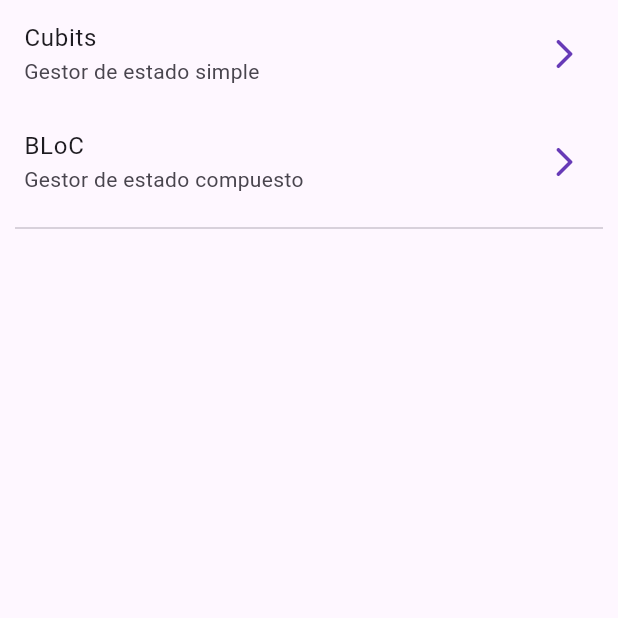
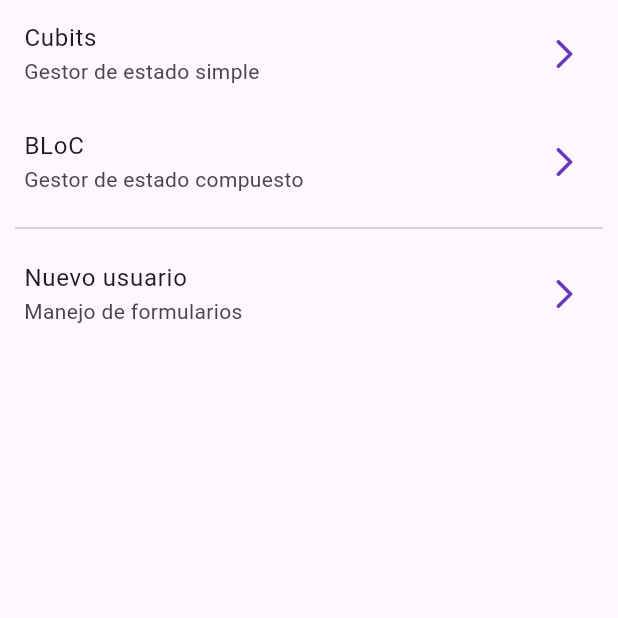
Before and after one commit to Kross26/forms_app, a Flutter app: the screen it shows after launch, on a phone screen of 412 x 824 dp, the top half of it. Run offline on Flutter 3.47's test engine with Material 3 defaults, Android fonts, the phone set to English and light mode, and no system bars; our stand-ins replace equatable, flutter_bloc, go_router.

Commit message:
new ListTile

```diff
--- a/lib/presentation/screens/home_screen.dart
+++ b/lib/presentation/screens/home_screen.dart
@@ -24,7 +24,13 @@ class HomeScreen extends StatelessWidget {
           const Padding(
             padding: EdgeInsets.symmetric(horizontal: 10),
             child: Divider(),
-          )
+          ),
+          ListTile(
+            title: const Text('Nuevo usuario'),
+            subtitle: const Text('Manejo de formularios'),
+            trailing: const Icon(Icons.arrow_forward_ios_rounded),
+            onTap: () => context.push('/new-user'),
+          ),
         ],
       ),
     );
```
